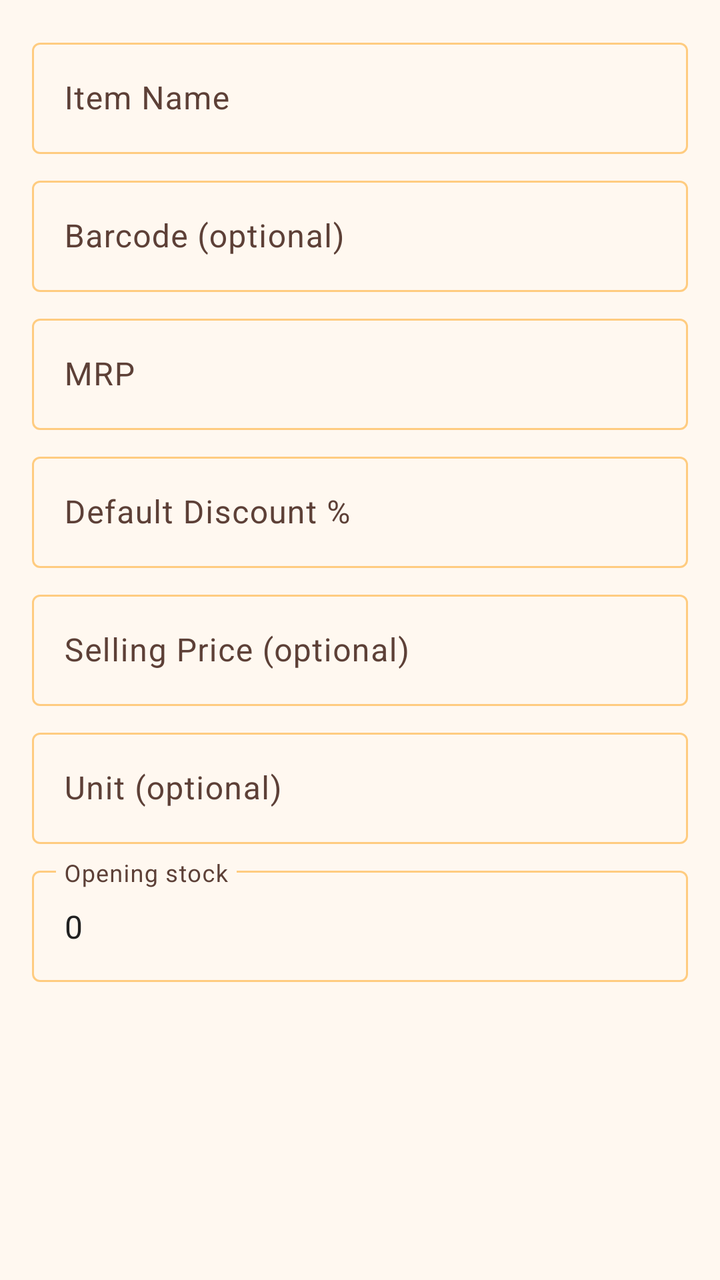
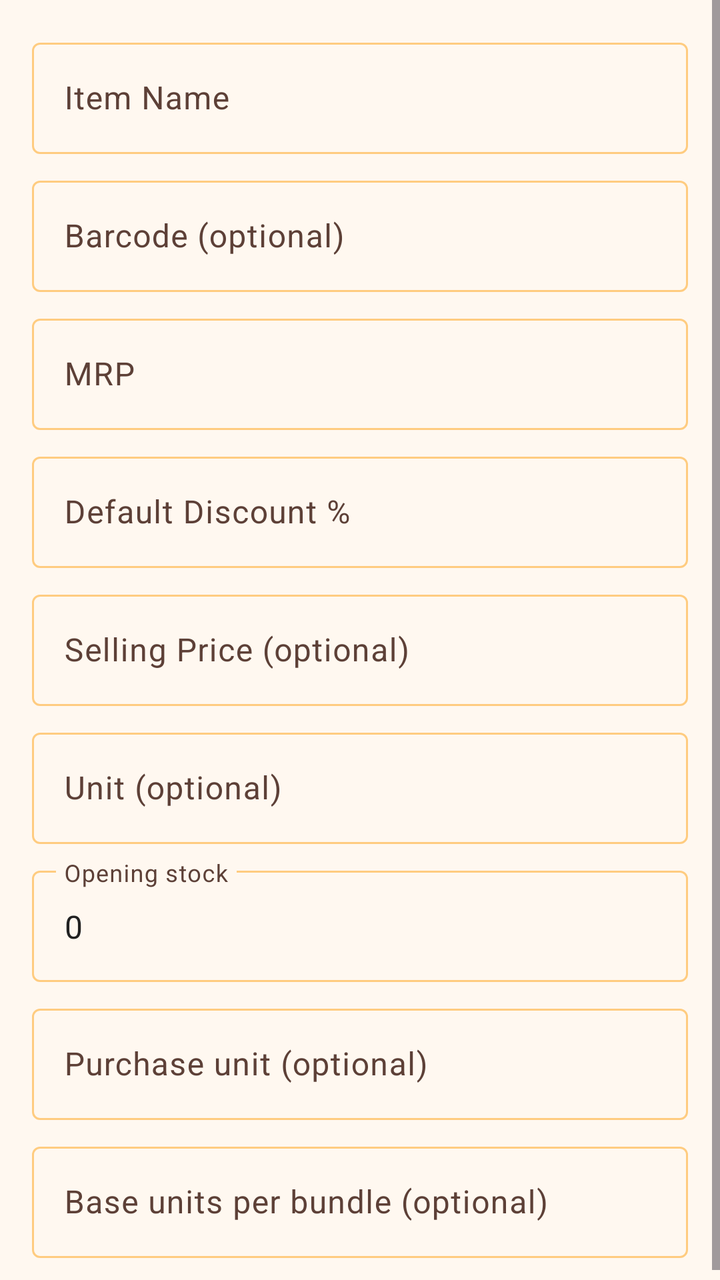

Compare the two renders of this Android layout. The source of the first and the diff that turns it into the second are given below.
<!-- AndroidManifest.xml: application theme Theme.VikrSaathi -->
<!-- res/layout/dialog_item_form.xml -->
<?xml version="1.0" encoding="utf-8"?>
<ScrollView xmlns:android="http://schemas.android.com/apk/res/android"
    xmlns:app="http://schemas.android.com/apk/res-auto"
    android:layout_width="match_parent"
    android:layout_height="wrap_content">

    <LinearLayout
        android:layout_width="match_parent"
        android:layout_height="wrap_content"
        android:orientation="vertical"
        android:padding="16dp">

        <com.google.android.material.textfield.TextInputLayout
            android:layout_width="match_parent"
            android:layout_height="wrap_content"
            android:hint="@string/item_name">

            <com.google.android.material.textfield.TextInputEditText
                android:id="@+id/editItemName"
                android:layout_width="match_parent"
                android:layout_height="wrap_content"
                android:inputType="text" />
        </com.google.android.material.textfield.TextInputLayout>

        <com.google.android.material.textfield.TextInputLayout
            android:layout_width="match_parent"
            android:layout_height="wrap_content"
            android:layout_marginTop="8dp"
            android:hint="@string/barcode_optional">

            <com.google.android.material.textfield.TextInputEditText
                android:id="@+id/editItemBarcode"
                android:layout_width="match_parent"
                android:layout_height="wrap_content"
                android:inputType="text" />
        </com.google.android.material.textfield.TextInputLayout>

        <com.google.android.material.textfield.TextInputLayout
            android:layout_width="match_parent"
            android:layout_height="wrap_content"
            android:layout_marginTop="8dp"
            android:hint="@string/mrp">

            <com.google.android.material.textfield.TextInputEditText
                android:id="@+id/editItemMrp"
                android:layout_width="match_parent"
                android:layout_height="wrap_content"
                android:inputType="numberDecimal" />
        </com.google.android.material.textfield.TextInputLayout>

        <com.google.android.material.textfield.TextInputLayout
            android:layout_width="match_parent"
            android:layout_height="wrap_content"
            android:layout_marginTop="8dp"
            android:hint="@string/default_discount_percent">

            <com.google.android.material.textfield.TextInputEditText
                android:id="@+id/editItemDiscount"
                android:layout_width="match_parent"
                android:layout_height="wrap_content"
                android:inputType="numberDecimal" />
        </com.google.android.material.textfield.TextInputLayout>

        <com.google.android.material.textfield.TextInputLayout
            android:layout_width="match_parent"
            android:layout_height="wrap_content"
            android:layout_marginTop="8dp"
            android:hint="@string/selling_price_optional">

            <com.google.android.material.textfield.TextInputEditText
                android:id="@+id/editItemSellingPrice"
                android:layout_width="match_parent"
                android:layout_height="wrap_content"
                android:inputType="numberDecimal" />
        </com.google.android.material.textfield.TextInputLayout>

        <com.google.android.material.textfield.TextInputLayout
            android:layout_width="match_parent"
            android:layout_height="wrap_content"
            android:layout_marginTop="8dp"
            android:hint="@string/unit_optional">

            <com.google.android.material.textfield.TextInputEditText
                android:id="@+id/editItemUnit"
                android:layout_width="match_parent"
                android:layout_height="wrap_content"
                android:inputType="text" />
        </com.google.android.material.textfield.TextInputLayout>

        <com.google.android.material.textfield.TextInputLayout
            android:id="@+id/layoutOpeningStock"
            android:layout_width="match_parent"
            android:layout_height="wrap_content"
            android:layout_marginTop="8dp"
            android:hint="@string/opening_stock">

            <com.google.android.material.textfield.TextInputEditText
                android:id="@+id/editOpeningStock"
                android:layout_width="match_parent"
                android:layout_height="wrap_content"
                android:inputType="number"
                android:text="0" />
        </com.google.android.material.textfield.TextInputLayout>

        <TextView
            android:id="@+id/textCurrentStock"
            android:layout_width="match_parent"
            android:layout_height="wrap_content"
            android:layout_marginTop="12dp"
            android:textAppearance="?attr/textAppearanceBodyMedium"
            android:visibility="gone" />

        <com.google.android.material.textfield.TextInputLayout
            android:id="@+id/layoutPreferredVendor"
            style="@style/Widget.Material3.TextInputLayout.OutlinedBox.ExposedDropdownMenu"
            android:layout_width="match_parent"
            android:layout_height="wrap_content"
            android:layout_marginTop="8dp"
            android:hint="@string/preferred_vendor"
            android:visibility="gone">

            <AutoCompleteTextView
                android:id="@+id/editPreferredVendor"
                android:layout_width="match_parent"
                android:layout_height="wrap_content"
                android:inputType="none" />
        </com.google.android.material.textfield.TextInputLayout>

        <com.google.android.material.button.MaterialButton
            android:id="@+id/buttonAdjustStock"
            style="@style/Widget.Material3.Button.OutlinedButton"
            android:layout_width="match_parent"
            android:layout_height="wrap_content"
            android:layout_marginTop="8dp"
            android:text="@string/adjust_stock"
            android:visibility="gone" />
    </LinearLayout>
</ScrollView>
<!-- resources referenced by this layout -->
<resources>
  <string name="adjust_stock">Adjust stock</string>
  <string name="barcode_optional">Barcode (optional)</string>
  <string name="default_discount_percent">Default Discount %</string>
  <string name="item_name">Item Name</string>
  <string name="mrp">MRP</string>
  <string name="opening_stock">Opening stock</string>
  <string name="preferred_vendor">Preferred vendor</string>
  <string name="selling_price_optional">Selling Price (optional)</string>
  <string name="unit_optional">Unit (optional)</string>
  <style name="Theme.VikrSaathi" parent="Theme.Material3.DayNight.NoActionBar">
          <item name="colorPrimary">@color/orange_primary</item>
          <item name="colorPrimaryDark">@color/orange_primary_dark</item>
          <item name="colorPrimaryVariant">@color/orange_primary_dark</item>
          <item name="colorOnPrimary">@color/orange_on_primary</item>
          <item name="colorSecondary">@color/orange_accent</item>
          <item name="colorSecondaryVariant">@color/orange_700</item>
          <item name="colorOnSecondary">@color/black</item>
          <item name="colorPrimaryContainer">@color/orange_100</item>
          <item name="colorOnPrimaryContainer">@color/orange_900</item>
          <item name="colorSurface">@color/surface_card</item>
          <item name="colorOnSurface">@color/text_primary_dark</item>
          <item name="colorSurfaceVariant">@color/orange_surface</item>
          <item name="colorOnSurfaceVariant">@color/text_secondary_dark</item>
          <item name="colorOutline">@color/stroke_default</item>
          <item name="colorOutlineVariant">@color/stroke_subtle</item>
          <item name="android:colorBackground">@color/orange_surface</item>
          <item name="android:statusBarColor">@color/orange_primary_dark</item>
          <item name="android:navigationBarColor">@color/orange_primary_dark</item>
          <item name="materialSwitchStyle">@style/VikrSaathiSwitch</item>
          <item name="materialButtonOutlinedStyle">@style/VikrSaathiOutlinedButton</item>
      </style>
  <color name="orange_primary">#F57C00</color>
  <color name="orange_primary_dark">#E65100</color>
  <color name="orange_on_primary">#FFFFFF</color>
  <color name="orange_accent">#FFB74D</color>
  <color name="orange_700">#F57C00</color>
  <color name="black">#FF000000</color>
  <color name="orange_100">#FFE0B2</color>
  <color name="orange_900">#E65100</color>
  <color name="surface_card">#FFFFFF</color>
  <color name="text_primary_dark">#212121</color>
  <color name="orange_surface">#FFF8F0</color>
  <color name="text_secondary_dark">#5D4037</color>
  <color name="stroke_default">@color/orange_200</color>
  <color name="stroke_subtle">@color/orange_100</color>
  <style name="VikrSaathiSwitch" parent="Widget.Material3.CompoundButton.MaterialSwitch">
          <item name="thumbTint">@color/switch_thumb_tint</item>
          <item name="trackTint">@color/switch_track_tint</item>
          <item name="trackDecorationTint">@color/switch_track_decoration_tint</item>
      </style>
  <style name="VikrSaathiOutlinedButton" parent="Widget.Material3.Button.OutlinedButton">
          <item name="android:textColor">@color/button_outlined_text</item>
          <item name="strokeColor">@color/button_outlined_stroke</item>
      </style>
  <color name="orange_200">#FFCC80</color>
</resources>

<!-- the commit's change to res/layout/dialog_item_form.xml (unified diff, before → after) -->
@@ -126,6 +126,32 @@
                 android:inputType="none" />
         </com.google.android.material.textfield.TextInputLayout>
 
+        <com.google.android.material.textfield.TextInputLayout
+            android:layout_width="match_parent"
+            android:layout_height="wrap_content"
+            android:layout_marginTop="8dp"
+            android:hint="@string/pack_purchase_unit_optional">
+
+            <com.google.android.material.textfield.TextInputEditText
+                android:id="@+id/editPurchaseUnit"
+                android:layout_width="match_parent"
+                android:layout_height="wrap_content"
+                android:inputType="text" />
+        </com.google.android.material.textfield.TextInputLayout>
+
+        <com.google.android.material.textfield.TextInputLayout
+            android:layout_width="match_parent"
+            android:layout_height="wrap_content"
+            android:layout_marginTop="8dp"
+            android:hint="@string/pack_factor_optional">
+
+            <com.google.android.material.textfield.TextInputEditText
+                android:id="@+id/editUnitsPerPurchase"
+                android:layout_width="match_parent"
+                android:layout_height="wrap_content"
+                android:inputType="number" />
+        </com.google.android.material.textfield.TextInputLayout>
+
         <com.google.android.material.button.MaterialButton
             android:id="@+id/buttonAdjustStock"
             style="@style/Widget.Material3.Button.OutlinedButton"
<!-- resource entries referenced after the edit -->
@@ -6,6 +6,8 @@
   <string name="item_name">Item Name</string>
   <string name="mrp">MRP</string>
   <string name="opening_stock">Opening stock</string>
+  <string name="pack_factor_optional">Base units per bundle (optional)</string>
+  <string name="pack_purchase_unit_optional">Purchase unit (optional)</string>
   <string name="preferred_vendor">Preferred vendor</string>
   <string name="selling_price_optional">Selling Price (optional)</string>
   <string name="unit_optional">Unit (optional)</string>
